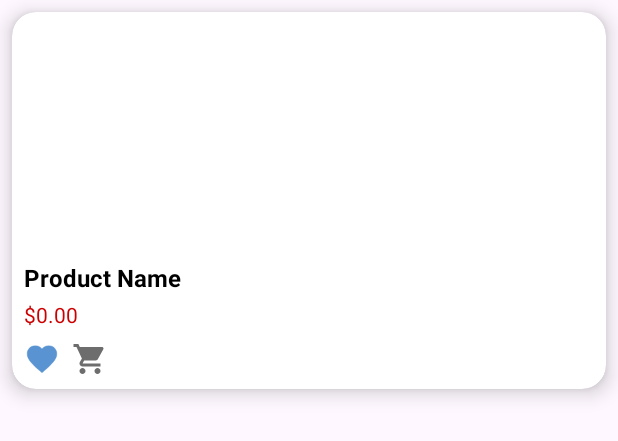
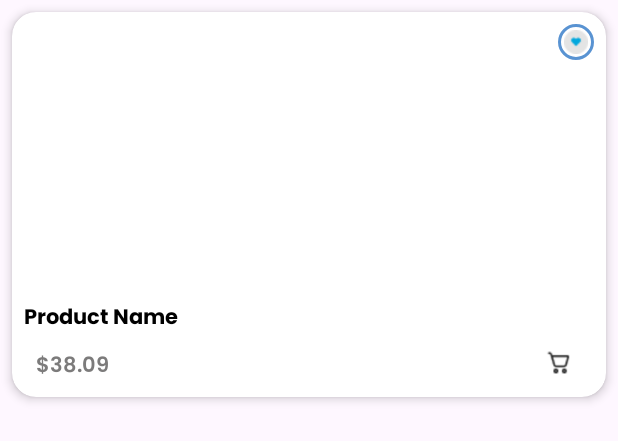
Before and after one commit to LindaDavid123/FashionApp, an Android app: the layout card_layout_produk.xml on its own in the app's theme, with its tools: preview values and no code run, on a phone screen of 412 x 824 dp. Shown: the top 441 px of the screen. Run offline under Robolectric (Android 15) with nearby library versions, the phone set to English and light mode, and no system bars.

Commit message:
update produk

```diff
--- a/app/src/main/java/com/example/fashion/MainActivity.kt
+++ b/app/src/main/java/com/example/fashion/MainActivity.kt
@@ -11,10 +11,5 @@ class MainActivity : AppCompatActivity() {
         super.onCreate(savedInstanceState)
         enableEdgeToEdge()
         setContentView(R.layout.activity_main)
-        ViewCompat.setOnApplyWindowInsetsListener(findViewById(R.id.main)) { v, insets ->
-            val systemBars = insets.getInsets(WindowInsetsCompat.Type.systemBars())
-            v.setPadding(systemBars.left, systemBars.top, systemBars.right, systemBars.bottom)
-            insets
-        }
     }
 }
--- a/app/src/main/java/com/example/fashion/client/RetrofitClient.kt
+++ b/app/src/main/java/com/example/fashion/client/RetrofitClient.kt
@@ -4,7 +4,7 @@ import retrofit2.Retrofit
 import retrofit2.converter.gson.GsonConverterFactory
 
 object RetrofitClient {
-    const val BASE_URL = "http://172.20.10.8:80/fashion_api/index.php/"
+    const val BASE_URL = "http://172.25.206.109:80/fashion_api/index.php/"
 
     val instance:Api by lazy {
         val retrofit = Retrofit.Builder()
--- a/app/src/main/java/com/example/fashion/response/account/LoginResponse.kt
+++ b/app/src/main/java/com/example/fashion/response/account/LoginResponse.kt
@@ -3,6 +3,6 @@ package com.example.fashion.response.account
 class LoginResponse (
     val success: Boolean,
     val message: String,
-    val data: Data
+    val `data`: Data
 
 )
--- a/app/src/main/res/layout/card_layout_produk.xml
+++ b/app/src/main/res/layout/card_layout_produk.xml
@@ -1,4 +1,3 @@
-<?xml version="1.0" encoding="utf-8"?>
 <androidx.cardview.widget.CardView
     xmlns:android="http://schemas.android.com/apk/res/android"
     xmlns:app="http://schemas.android.com/apk/res-auto"
@@ -6,13 +5,23 @@
     android:layout_height="wrap_content"
     android:layout_margin="8dp"
     app:cardCornerRadius="16dp"
-    app:cardElevation="8dp">
+    app:cardElevation="4dp">
 
     <LinearLayout
         android:layout_width="match_parent"
         android:layout_height="wrap_content"
-        android:orientation="vertical"
-        android:padding="8dp">
+        android:orientation="vertical">
+
+        <!-- Favorite Icon -->
+        <ImageView
+            android:id="@+id/iconFavorite"
+            android:layout_width="24dp"
+            android:layout_height="24dp"
+            android:layout_margin="8dp"
+            android:layout_gravity="end"
+            android:background="@drawable/circle_background"
+            android:padding="4dp"
+            android:src="@drawable/ic_heart2" />
 
         <!-- Image Product -->
         <ImageView
@@ -20,53 +29,52 @@
             android:layout_width="match_parent"
             android:layout_height="150dp"
             android:scaleType="centerInside"
-            android:layout_gravity="center_horizontal"/>
+            android:layout_gravity="center_horizontal" />
 
         <!-- Text Product Name -->
         <TextView
             android:id="@+id/textProductName"
             android:layout_width="match_parent"
             android:layout_height="wrap_content"
-            android:layout_marginTop="8dp"
+            android:layout_marginStart="8dp"
+            android:layout_marginEnd="8dp"
+            android:layout_marginTop="2dp"
             android:text="Product Name"
-            android:textSize="16sp"
-            android:textStyle="bold"
+            android:textSize="14dp"
+            android:fontFamily="@font/poppins_bold2"
             android:textColor="@android:color/black"
             android:ellipsize="end"
             android:maxLines="2" />
 
-        <!-- Text Product Price -->
-        <TextView
-            android:id="@+id/textProductPrice"
+        <!-- Text Product Price and Cart Icon in RelativeLayout -->
+        <RelativeLayout
             android:layout_width="match_parent"
             android:layout_height="wrap_content"
-            android:layout_marginTop="4dp"
-            android:text="$0.00"
-            android:textSize="14sp"
-            android:textColor="@android:color/holo_red_dark" />
+            android:layout_marginStart="8dp"
+            android:layout_marginEnd="8dp"
+            android:padding="8dp"
+            android:layout_marginTop="0dp">
 
-        <!-- Icons Section -->
-        <LinearLayout
-            android:layout_width="match_parent"
-            android:layout_height="wrap_content"
-            android:orientation="horizontal"
-            android:layout_marginTop="8dp">
-
-            <!-- Favorite Icon -->
-            <ImageView
-                android:id="@+id/iconFavorite"
-                android:layout_width="24dp"
-                android:layout_height="24dp"
-                android:layout_marginEnd="8dp"
-                android:src="@drawable/baseline_favorite_24"/>
+            <!-- Text Product Price -->
+            <TextView
+                android:id="@+id/textProductPrice"
+                android:layout_width="wrap_content"
+                android:layout_height="wrap_content"
+                android:text="$38.09"
+                android:textSize="14sp"
+                android:textColor="#7C7B7B"
+                android:fontFamily="@font/poppins_semibold" />
 
             <!-- Cart Icon -->
             <ImageView
                 android:id="@+id/iconCart"
-                android:layout_width="24dp"
-                android:layout_height="24dp"
-                android:layout_gravity="end"
-                android:src="@drawable/baseline_shopping_cart_24" />
-        </LinearLayout>
+                android:layout_marginTop="-6dp"
+                android:layout_width="30dp"
+                android:layout_height="30dp"
+                android:layout_alignParentEnd="true"
+                android:padding="5dp"
+                android:src="@drawable/ic_cart" />
+        </RelativeLayout>
+
     </LinearLayout>
 </androidx.cardview.widget.CardView>
```
Also changed, not shown: app/src/main/java/com/example/fashion/AdapterProduk.kt (+7 -3 lines), app/src/main/java/com/example/fashion/DetailProductActivity.kt (+27 -4 lines), app/src/main/java/com/example/fashion/Home.kt (+13 -5 lines), app/src/main/java/com/example/fashion/HomeActivity.kt (+20 -20 lines), app/src/main/java/com/example/fashion/ProductActivity.kt (+14 -7 lines), app/src/main/java/com/example/fashion/login.kt (+53 -5 lines), app/src/main/res/drawable/gradient_background.xml (added, +9 -0 lines), app/src/main/res/layout/activity_home.xml (+10 -12 lines), app/src/main/res/layout/activity_main.xml (+8 -3 lines), app/src/main/res/layout/activity_product.xml (+77 -2 lines), app/src/main/res/drawable/ic_heart.png (added), app/src/main/res/drawable/ic_heart2.png (added), app/src/main/res/drawable/ic_three_dots.png (added), app/src/main/res/drawable/ic_time.png (added).
